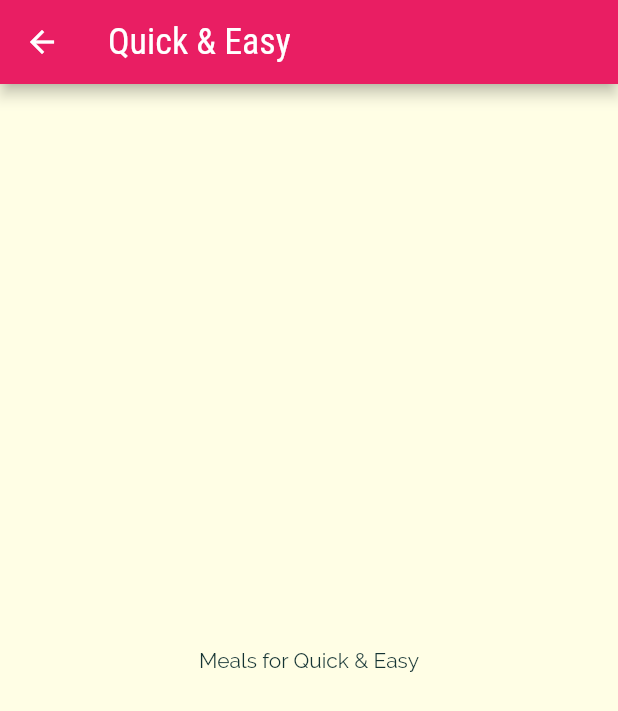
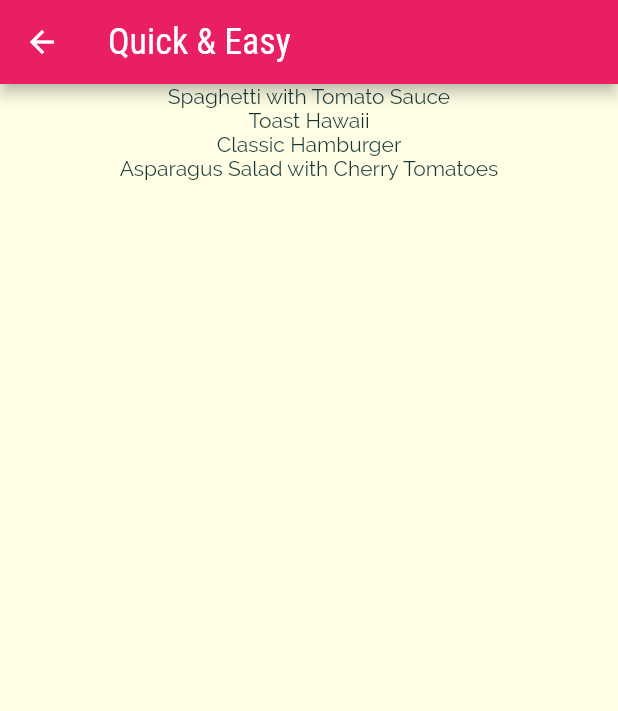
Before and after one commit to arnab/flutter_playground_meals_app, a Flutter app: the screen it shows after launch, after a tap on "Quick & Easy", on a phone screen of 412 x 824 dp. Shown: the top 711 px of the screen. Run offline on Flutter 3.47's test engine with Material 2 defaults, Android fonts, the phone set to English and light mode, and no system bars.

Commit message:
meals model, fake data and basic filtering/displaying meals for category

```diff
--- a/lib/models/category.dart
+++ b/lib/models/category.dart
@@ -4,56 +4,14 @@
 const _uuid = Uuid();
 
 class Category {
-  final String id = _uuid.v4();
+  final String id;
   final String title;
   final Color color;
 
   Category({
+    required this.id,
     required this.title,
     this.color = Colors.orange,
   });
 
 }
-
-final allCategories = [
-  Category(
-    title: 'Italian',
-    color: Colors.purple,
-  ),
-  Category(
-    title: 'Quick & Easy',
-    color: Colors.red,
-  ),
-  Category(
-    title: 'Hamburgers',
-    color: Colors.orange,
-  ),
-  Category(
-    title: 'German',
-    color: Colors.amber,
-  ),
-  Category(
-    title: 'Light & Lovely',
-    color: Colors.blue,
-  ),
-  Category(
-    title: 'Exotic',
-    color: Colors.green,
-  ),
-  Category(
-    title: 'Breakfast',
-    color: Colors.lightBlue,
-  ),
-  Category(
-    title: 'Asian',
-    color: Colors.lightGreen,
-  ),
-  Category(
-    title: 'French',
-    color: Colors.pink,
-  ),
-  Category(
-    title: 'Summer',
-    color: Colors.teal,
-  ),
-];
--- /dev/null
+++ b/lib/models/dummy_data.dart
@@ -0,0 +1,408 @@
+import 'package:flutter/material.dart';
+
+import 'category.dart';
+import 'meal.dart';
+
+final allCategories = [
+  Category(
+    id: 'c1',
+    title: 'Italian',
+    color: Colors.purple,
+  ),
+  Category(
+    id: 'c2',
+    title: 'Quick & Easy',
+    color: Colors.red,
+  ),
+  Category(
+    id: 'c3',
+    title: 'Hamburgers',
+    color: Colors.orange,
+  ),
+  Category(
+    id: 'c4',
+    title: 'German',
+    color: Colors.amber,
+  ),
+  Category(
+    id: 'c5',
+    title: 'Light & Lovely',
+    color: Colors.blue,
+  ),
+  Category(
+    id: 'c6',
+    title: 'Exotic',
+    color: Colors.green,
+  ),
+  Category(
+    id: 'c7',
+    title: 'Breakfast',
+    color: Colors.lightBlue,
+  ),
+  Category(
+    id: 'c8',
+    title: 'Asian',
+    color: Colors.lightGreen,
+  ),
+  Category(
+    id: 'c9',
+    title: 'French',
+    color: Colors.pink,
+  ),
+  Category(
+    id: 'c10',
+    title: 'Summer',
+    color: Colors.teal,
+  ),
+];
+
+final List<Meal> allMeals = [
+  Meal(
+    id: 'm1',
+    categoryIds: [
+      'c1',
+      'c2',
+    ],
+    title: 'Spaghetti with Tomato Sauce',
+    affordability: Affordability.affordable,
+    complexity: Complexity.simple,
+    imageUrl:
+        'https://upload.wikimedia.org/wikipedia/commons/thumb/2/20/Spaghetti_Bolognese_mit_Parmesan_oder_Grana_Padano.jpg/800px-Spaghetti_Bolognese_mit_Parmesan_oder_Grana_Padano.jpg',
+    duration: 20,
+    ingredients: [
+      '4 Tomatoes',
+      '1 Tablespoon of Olive Oil',
+      '1 Onion',
+      '250g Spaghetti',
+      'Spices',
+      'Cheese (optional)'
+    ],
+    steps: [
+      'Cut the tomatoes and the onion into small pieces.',
+      'Boil some water - add salt to it once it boils.',
+      'Put the spaghetti into the boiling water - they should be done in about 10 to 12 minutes.',
+      'In the meantime, heaten up some olive oil and add the cut onion.',
+      'After 2 minutes, add the tomato pieces, salt, pepper and your other spices.',
+      'The sauce will be done once the spaghetti are.',
+      'Feel free to add some cheese on top of the finished dish.'
+    ],
+    isGlutenFree: false,
+    isVegan: true,
+    isVegetarian: true,
+    isLactoseFree: true,
+  ),
+  Meal(
+    id: 'm2',
+    categoryIds: [
+      'c2',
+    ],
+    title: 'Toast Hawaii',
+    affordability: Affordability.affordable,
+    complexity: Complexity.simple,
+    imageUrl:
+        'https://cdn.pixabay.com/photo/2018/07/11/21/51/toast-3532016_1280.jpg',
+    duration: 10,
+    ingredients: [
+      '1 Slice White Bread',
+      '1 Slice Ham',
+      '1 Slice Pineapple',
+      '1-2 Slices of Cheese',
+      'Butter'
+    ],
+    steps: [
+      'Butter one side of the white bread',
+      'Layer ham, the pineapple and cheese on the white bread',
+      'Bake the toast for round about 10 minutes in the oven at 200°C'
+    ],
+    isGlutenFree: false,
+    isVegan: false,
+    isVegetarian: false,
+    isLactoseFree: false,
+  ),
+  Meal(
+    id: 'm3',
+    categoryIds: [
+      'c2',
+      'c3',
+    ],
+    title: 'Classic Hamburger',
+    affordability: Affordability.pricey,
+    complexity: Complexity.simple,
+    imageUrl:
+        'https://cdn.pixabay.com/photo/2014/10/23/18/05/burger-500054_1280.jpg',
+    duration: 45,
+    ingredients: [
+      '300g Cattle Hack',
+      '1 Tomato',
+      '1 Cucumber',
+      '1 Onion',
+      'Ketchup',
+      '2 Burger Buns'
+    ],
+    steps: [
+      'Form 2 patties',
+      'Fry the patties for c. 4 minutes on each side',
+      'Quickly fry the buns for c. 1 minute on each side',
+      'Bruch buns with ketchup',
+      'Serve burger with tomato, cucumber and onion'
+    ],
+    isGlutenFree: false,
+    isVegan: false,
+    isVegetarian: false,
+    isLactoseFree: true,
+  ),
+  Meal(
+    id: 'm4',
+    categoryIds: [
+      'c4',
+    ],
+    title: 'Wiener Schnitzel',
+    affordability: Affordability.luxurious,
+    complexity: Complexity.challenging,
+    imageUrl:
+        'https://cdn.pixabay.com/photo/2018/03/31/19/29/schnitzel-3279045_1280.jpg',
+    duration: 60,
+    ingredients: [
+      '8 Veal Cutlets',
+      '4 Eggs',
+      '200g Bread Crumbs',
+      '100g Flour',
+      '300ml Butter',
+      '100g Vegetable Oil',
+      'Salt',
+      'Lemon Slices'
+    ],
+    steps: [
+      'Tenderize the veal to about 2–4mm, and salt on both sides.',
+      'On a flat plate, stir the eggs briefly with a fork.',
+      'Lightly coat the cutlets in flour then dip into the egg, and finally, coat in breadcrumbs.',
+      'Heat the butter and oil in a large pan (allow the fat to get very hot) and fry the schnitzels until golden brown on both sides.',
+      'Make sure to toss the pan regularly so that the schnitzels are surrounded by oil and the crumbing becomes ‘fluffy’.',
+      'Remove, and drain on kitchen paper. Fry the parsley in the remaining oil and drain.',
+      'Place the schnitzels on awarmed plate and serve garnishedwith parsley and slices of lemon.'
+    ],
+    isGlutenFree: false,
+    isVegan: false,
+    isVegetarian: false,
+    isLactoseFree: false,
+  ),
+  Meal(
+    id: 'm5',
+    categoryIds: [
+      'c2'
+          'c5',
+      'c10',
+    ],
+    title: 'Salad with Smoked Salmon',
+    affordability: Affordability.luxurious,
+    complexity: Complexity.simple,
+    imageUrl:
+        'https://cdn.pixabay.com/photo/2016/10/25/13/29/smoked-salmon-salad-1768890_1280.jpg',
+    duration: 15,
+    ingredients: [
+      'Arugula',
+      'Lamb\'s Lettuce',
+      'Parsley',
+      'Fennel',
+      '200g Smoked Salmon',
+      'Mustard',
+      'Balsamic Vinegar',
+      'Olive Oil',
+      'Salt and Pepper'
+    ],
+    steps: [
+      'Wash and cut salad and herbs',
+      'Dice the salmon',
+      'Process mustard, vinegar and olive oil into a dessing',
+      'Prepare the salad',
+      'Add salmon cubes and dressing'
+    ],
+    isGlutenFree: true,
+    isVegan: false,
+    isVegetarian: true,
+    isLactoseFree: true,
+  ),
+  Meal(
+    id: 'm6',
+    categoryIds: [
+      'c6',
+      'c10',
+    ],
+    title: 'Delicious Orange Mousse',
+    affordability: Affordability.affordable,
+    complexity: Complexity.hard,
+    imageUrl:
+        'https://cdn.pixabay.com/photo/2017/05/01/05/18/pastry-2274750_1280.jpg',
+    duration: 240,
+    ingredients: [
+      '4 Sheets of Gelatine',
+      '150ml Orange Juice',
+      '80g Sugar',
+      '300g Yoghurt',
+      '200g Cream',
+      'Orange Peel',
+    ],
+    steps: [
+      'Dissolve gelatine in pot',
+      'Add orange juice and sugar',
+      'Take pot off the stove',
+      'Add 2 tablespoons of yoghurt',
+      'Stir gelatin under remaining yoghurt',
+      'Cool everything down in the refrigerator',
+      'Whip the cream and lift it under die orange mass',
+      'Cool down again for at least 4 hours',
+      'Serve with orange peel',
+    ],
+    isGlutenFree: true,
+    isVegan: false,
+    isVegetarian: true,
+    isLactoseFree: false,
+  ),
+  Meal(
+    id: 'm7',
+    categoryIds: [
+      'c7',
+    ],
+    title: 'Pancakes',
+    affordability: Affordability.affordable,
+    complexity: Complexity.simple,
+    imageUrl:
+        'https://cdn.pixabay.com/photo/2018/07/10/21/23/pancake-3529653_1280.jpg',
+    duration: 20,
+    ingredients: [
+      '1 1/2 Cups all-purpose Flour',
+      '3 1/2 Teaspoons Baking Powder',
+      '1 Teaspoon Salt',
+      '1 Tablespoon White Sugar',
+      '1 1/4 cups Milk',
+      '1 Egg',
+      '3 Tablespoons Butter, melted',
+    ],
+    steps: [
+      'In a large bowl, sift together the flour, baking powder, salt and sugar.',
+      'Make a well in the center and pour in the milk, egg and melted butter; mix until smooth.',
+      'Heat a lightly oiled griddle or frying pan over medium high heat.',
+      'Pour or scoop the batter onto the griddle, using approximately 1/4 cup for each pancake. Brown on both sides and serve hot.'
+    ],
+    isGlutenFree: true,
+    isVegan: false,
+    isVegetarian: true,
+    isLactoseFree: false,
+  ),
+  Meal(
+    id: 'm8',
+    categoryIds: [
+      'c8',
+    ],
+    title: 'Creamy Indian Chicken Curry',
+    affordability: Affordability.pricey,
+    complexity: Complexity.challenging,
+    imageUrl:
+        'https://cdn.pixabay.com/photo/2018/06/18/16/05/indian-food-3482749_1280.jpg',
+    duration: 35,
+    ingredients: [
+      '4 Chicken Breasts',
+      '1 Onion',
+      '2 Cloves of Garlic',
+      '1 Piece of Ginger',
+      '4 Tablespoons Almonds',
+      '1 Teaspoon Cayenne Pepper',
+      '500ml Coconut Milk',
+    ],
+    steps: [
+      'Slice and fry the chicken breast',
+      'Process onion, garlic and ginger into paste and sauté everything',
+      'Add spices and stir fry',
+      'Add chicken breast + 250ml of water and cook everything for 10 minutes',
+      'Add coconut milk',
+      'Serve with rice'
+    ],
+    isGlutenFree: true,
+    isVegan: false,
+    isVegetarian: false,
+    isLactoseFree: true,
+  ),
+  Meal(
+    id: 'm9',
+    categoryIds: [
+      'c9',
+    ],
+    title: 'Chocolate Souffle',
+    affordability: Affordability.affordable,
+    complexity: Complexity.hard,
+    imageUrl:
+        'https://cdn.pixabay.com/photo/2014/08/07/21/07/souffle-412785_1280.jpg',
+    duration: 45,
+    ingredients: [
+      '1 Teaspoon melted Butter',
+      '2 Tablespoons white Sugar',
+      '2 Ounces 70% dark Chocolate, broken into pieces',
+      '1 Tablespoon Butter',
+      '1 Tablespoon all-purpose Flour',
+      '4 1/3 tablespoons cold Milk',
+      '1 Pinch Salt',
+      '1 Pinch Cayenne Pepper',
+      '1 Large Egg Yolk',
+      '2 Large Egg Whites',
+      '1 Pinch Cream of Tartar',
+      '1 Tablespoon white Sugar',
+    ],
+    steps: [
+      'Preheat oven to 190°C. Line a rimmed baking sheet with parchment paper.',
+      'Brush bottom and sides of 2 ramekins lightly with 1 teaspoon melted butter; cover bottom and sides right up to the rim.',
+      'Add 1 tablespoon white sugar to ramekins. Rotate ramekins until sugar coats all surfaces.',
+      'Place chocolate pieces in a metal mixing bowl.',
+      'Place bowl over a pan of about 3 cups hot water over low heat.',
+      'Melt 1 tablespoon butter in a skillet over medium heat. Sprinkle in flour. Whisk until flour is incorporated into butter and mixture thickens.',
+      'Whisk in cold milk until mixture becomes smooth and thickens. Transfer mixture to bowl with melted chocolate.',
+      'Add salt and cayenne pepper. Mix together thoroughly. Add egg yolk and mix to combine.',
+      'Leave bowl above the hot (not simmering) water to keep chocolate warm while you whip the egg whites.',
+      'Place 2 egg whites in a mixing bowl; add cream of tartar. Whisk until mixture begins to thicken and a drizzle from the whisk stays on the surface about 1 second before disappearing into the mix.',
+      'Add 1/3 of sugar and whisk in. Whisk in a bit more sugar about 15 seconds.',
+      'whisk in the rest of the sugar. Continue whisking until mixture is about as thick as shaving cream and holds soft peaks, 3 to 5 minutes.',
+      'Transfer a little less than half of egg whites to chocolate.',
+      'Mix until egg whites are thoroughly incorporated into the chocolate.',
+      'Add the rest of the egg whites; gently fold into the chocolate with a spatula, lifting from the bottom and folding over.',
+      'Stop mixing after the egg white disappears. Divide mixture between 2 prepared ramekins. Place ramekins on prepared baking sheet.',
+      'Bake in preheated oven until scuffles are puffed and have risen above the top of the rims, 12 to 15 minutes.',
+    ],
+    isGlutenFree: true,
+    isVegan: false,
+    isVegetarian: true,
+    isLactoseFree: false,
+  ),
+  Meal(
+    id: 'm10',
+    categoryIds: [
+      'c2',
+      'c5',
+      'c10',
+    ],
+    title: 'Asparagus Salad with Cherry Tomatoes',
+    affordability: Affordability.luxurious,
+    complexity: Complexity.simple,
+    imageUrl:
+        'https://cdn.pixabay.com/photo/2018/04/09/18/26/asparagus-3304997_1280.jpg',
+    duration: 30,
+    ingredients: [
+      'White and Green Asparagus',
+      '30g Pine Nuts',
+      '300g Cherry Tomatoes',
+      'Salad',
+      'Salt, Pepper and Olive Oil'
+    ],
+    steps: [
+      'Wash, peel and cut the asparagus',
+      'Cook in salted water',
+      'Salt and pepper the asparagus',
+      'Roast the pine nuts',
+      'Halve the tomatoes',
+      'Mix with asparagus, salad and dressing',
+      'Serve with Baguette'
+    ],
+    isGlutenFree: true,
+    isVegan: true,
+    isVegetarian: true,
+    isLactoseFree: true,
+  ),
+];
--- /dev/null
+++ b/lib/models/meal.dart
@@ -0,0 +1,35 @@
+enum Complexity { simple, hard, challenging }
+
+enum Affordability { affordable, pricey, luxurious }
+
+class Meal {
+  final String id;
+  final List<String> categoryIds;
+  final String title;
+  final String imageUrl;
+  final List<String> ingredients;
+  final List<String> steps;
+  final int duration;
+  final Complexity complexity;
+  final Affordability affordability;
+  final bool isGlutenFree;
+  final bool isLactoseFree;
+  final bool isVegan;
+  final bool isVegetarian;
+
+  Meal({
+    required this.id,
+    required this.categoryIds,
+    required this.title,
+    required this.imageUrl,
+    required this.ingredients,
+    required this.steps,
+    required this.duration,
+    required this.complexity,
+    required this.affordability,
+    required this.isGlutenFree,
+    required this.isLactoseFree,
+    required this.isVegan,
+    required this.isVegetarian,
+  });
+}
--- a/lib/widgets/screens/list_categories_screen.dart
+++ b/lib/widgets/screens/list_categories_screen.dart
@@ -1,7 +1,7 @@
 import 'package:flutter/material.dart';
 import 'package:flutter_playground_meals_app/widgets/category_item.dart';
 
-import '../../models/category.dart';
+import '../../models/dummy_data.dart';
 
 class ListCategoriesScreen extends StatelessWidget {
   final String appTitle;
--- a/lib/widgets/screens/list_meals_screen.dart
+++ b/lib/widgets/screens/list_meals_screen.dart
@@ -1,4 +1,7 @@
 import 'package:flutter/material.dart';
+
+import '../../models/dummy_data.dart';
+import '../../models/meal.dart';
 
 class ListMealsScreen extends StatelessWidget {
   static const routeName = '/list-meals';
@@ -7,15 +10,27 @@
 
   @override
   Widget build(BuildContext context) {
-    final routeArgs = ModalRoute.of(context)!.settings.arguments as Map<String, String>;
+    final routeArgs =
+    ModalRoute
+        .of(context)!
+        .settings
+        .arguments as Map<String, String>;
     final categoryTitle = routeArgs['title']!;
     final categoryId = routeArgs['id'];
+    final List<Meal> mealsForCategory = allMeals.where((m) {
+      return m.categoryIds.contains(categoryId);
+    }).toList();
 
     return Scaffold(
       appBar: AppBar(
         title: Text(categoryTitle),
       ),
-      body: Center(child: Text('Meals for $categoryTitle')),
+      body: ListView.builder(
+        itemBuilder: (ctx, i) {
+          return Center(child: Text (mealsForCategory[i].title),);
+        },
+        itemCount: mealsForCategory.length,
+      ),
     );
   }
 }
```
